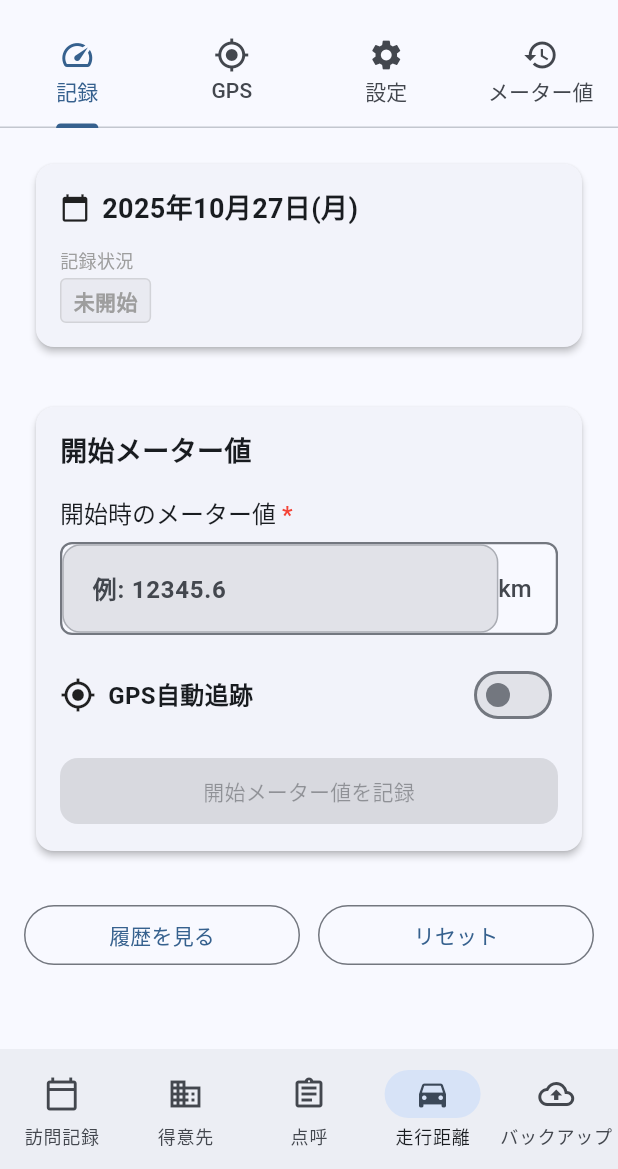
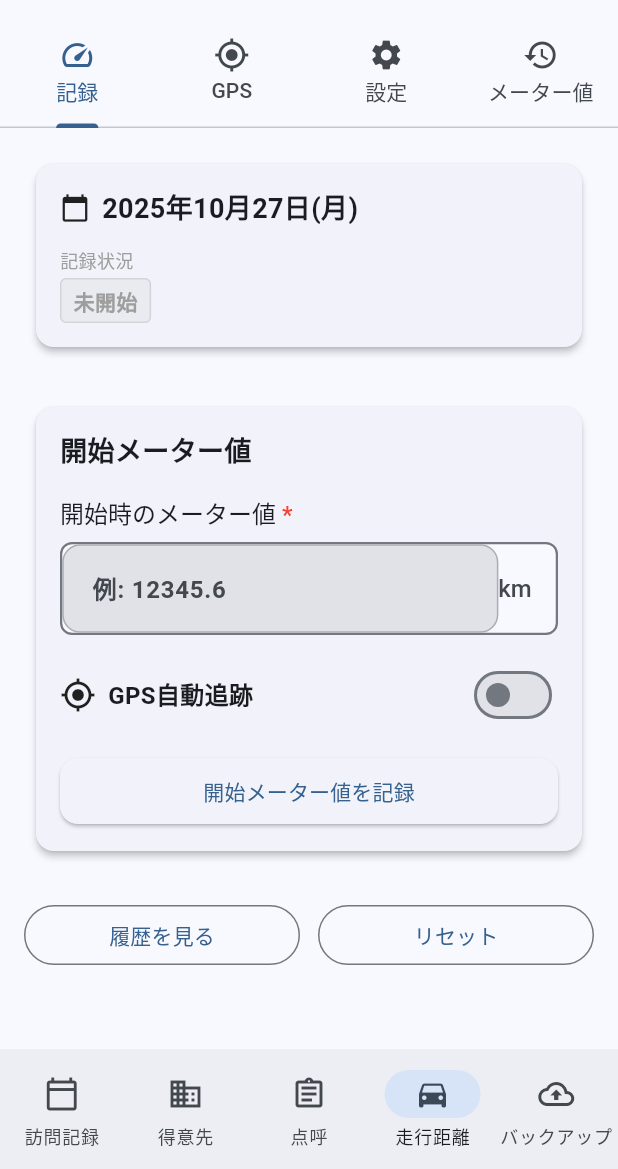
Before and after one commit to rE09o1v/transport_daily_report, a Flutter app: the screen it shows after launch, item 4 of the bottom bar chosen, on a phone screen of 412 x 824 dp, the part 67-1236 px from its top. Run offline on Flutter 3.47's test engine with Material 3 defaults, Android fonts, the phone set to English and light mode, and no system bars; our stand-ins replace csv, fl_chart, flutter_dotenv, flutter_local_notifications, flutter_map, geolocator and 7 more; missing offline and left inert: flutter_background_service, googleapis.

Commit message:
fix: 終了メーター値入力時にキーボードが閉じる根本原因を修正
## 根本原因
- 245行目の条件 `if (_endMileage != null || _isGpsTracking)` により、
  終了メーター値の1桁目入力時に計算結果カードが表示/非表示切り替わる
- ウィジェットツリーの構造変更でフォーカスが外れ、キーボードが閉じる

## 修正内容
1. 計算結果カードの表示条件を `if (_startMileage != null)` に変更
   - 開始メーター値があれば常に表示
   - ウィジェットツリーの構造を維持

2. GPS追跡状況カードの表示条件を最適化
   - 記録完了時は非表示にして不要なUIを削減

3. 非推奨API対応
   - すべての `withOpacity` を `withValues(alpha:)` に更新

4. 不要な条件チェック削除
   - 開始メーター値記録ボタンの不要なnullチェックを削除

🤖 Generated with [Claude Code](https://claude.com/claude-code)

Co-Authored-By: Claude <noreply@anthropic.com>

```diff
--- a/lib/screens/mileage_tracking_screen.dart
+++ b/lib/screens/mileage_tracking_screen.dart
@@ -230,7 +230,8 @@ class _MileageTrackingScreenState extends State<MileageTrackingScreen>
           const SizedBox(height: 24),
 
           // GPS追跡状況（記録開始後）
-          if (_startMileage != null && _currentRecord?.startMileage != null && _endMileage == null) ...[
+          // 記録が完了していない場合は常に表示（ウィジェットツリーの構造を維持）
+          if (_startMileage != null && _currentRecord?.startMileage != null && !(_currentRecord?.isComplete ?? false)) ...[
             _buildGpsStatusSection(),
             const SizedBox(height: 24),
           ],
@@ -242,7 +243,8 @@ class _MileageTrackingScreenState extends State<MileageTrackingScreen>
           ],
 
           // 計算結果
-          if (_startMileage != null && (_endMileage != null || _isGpsTracking)) ...[
+          // 開始メーター値があれば常に表示（ウィジェットツリーの構造を維持）
+          if (_startMileage != null) ...[
             _buildCalculationResultCard(),
             const SizedBox(height: 24),
           ],
@@ -322,9 +324,9 @@ class _MileageTrackingScreenState extends State<MileageTrackingScreen>
         Container(
           padding: const EdgeInsets.symmetric(horizontal: 8, vertical: 4),
           decoration: BoxDecoration(
-            color: color.withOpacity(0.1),
+            color: color.withValues(alpha: 0.1),
             borderRadius: BorderRadius.circular(4),
-            border: Border.all(color: color.withOpacity(0.3)),
+            border: Border.all(color: color.withValues(alpha: 0.3)),
           ),
           child: Text(
             value,
@@ -399,9 +401,9 @@ class _MileageTrackingScreenState extends State<MileageTrackingScreen>
                   width: double.infinity,
                   padding: const EdgeInsets.all(12),
                   decoration: BoxDecoration(
-                    color: Colors.blue.withOpacity(0.1),
+                    color: Colors.blue.withValues(alpha: 0.1),
                     borderRadius: BorderRadius.circular(8),
-                    border: Border.all(color: Colors.blue.withOpacity(0.3)),
+                    border: Border.all(color: Colors.blue.withValues(alpha: 0.3)),
                   ),
                   child: Text(
                     'GPS自動追跡が有効です。開始メーター値を記録すると同時にGPS追跡も開始されます。',
@@ -416,7 +418,7 @@ class _MileageTrackingScreenState extends State<MileageTrackingScreen>
               SizedBox(
                 width: double.infinity,
                 child: ElevatedButton(
-                  onPressed: _startMileage != null ? _recordStartMileage : null,
+                  onPressed: _recordStartMileage,
                   child: const Text('開始メーター値を記録'),
                 ),
               ),
@@ -454,9 +456,9 @@ class _MileageTrackingScreenState extends State<MileageTrackingScreen>
                 width: double.infinity,
                 padding: const EdgeInsets.all(12),
                 decoration: BoxDecoration(
-                  color: Colors.green.withOpacity(0.1),
+                  color: Colors.green.withValues(alpha: 0.1),
                   borderRadius: BorderRadius.circular(8),
-                  border: Border.all(color: Colors.green.withOpacity(0.3)),
+                  border: Border.all(color: Colors.green.withValues(alpha: 0.3)),
                 ),
                 child: Column(
                   children: [
@@ -493,9 +495,9 @@ class _MileageTrackingScreenState extends State<MileageTrackingScreen>
                 width: double.infinity,
                 padding: const EdgeInsets.all(12),
                 decoration: BoxDecoration(
-                  color: Colors.orange.withOpacity(0.1),
+                  color: Colors.orange.withValues(alpha: 0.1),
                   borderRadius: BorderRadius.circular(8),
-                  border: Border.all(color: Colors.orange.withOpacity(0.3)),
+                  border: Border.all(color: Colors.orange.withValues(alpha: 0.3)),
                 ),
                 child: const Text(
                   'GPS追跡が有効でしたが、現在は停止中です。',
@@ -511,9 +513,9 @@ class _MileageTrackingScreenState extends State<MileageTrackingScreen>
                 width: double.infinity,
                 padding: const EdgeInsets.all(12),
                 decoration: BoxDecoration(
-                  color: Colors.grey.withOpacity(0.1),
+                  color: Colors.grey.withValues(alpha: 0.1),
                   borderRadius: BorderRadius.circular(8),
-                  border: Border.all(color: Colors.grey.withOpacity(0.3)),
+                  border: Border.all(color: Colors.grey.withValues(alpha: 0.3)),
                 ),
                 child: const Text(
                   'GPS追跡は無効です。手動でメーター値を入力してください。',
@@ -551,9 +553,9 @@ class _MileageTrackingScreenState extends State<MileageTrackingScreen>
                 width: double.infinity,
                 padding: const EdgeInsets.all(12),
                 decoration: BoxDecoration(
-                  color: Colors.blue.withOpacity(0.1),
+                  color: Colors.blue.withValues(alpha: 0.1),
                   borderRadius: BorderRadius.circular(8),
-                  border: Border.all(color: Colors.blue.withOpacity(0.3)),
+                  border: Border.all(color: Colors.blue.withValues(alpha: 0.3)),
                 ),
                 child: Column(
                   children: [
```
